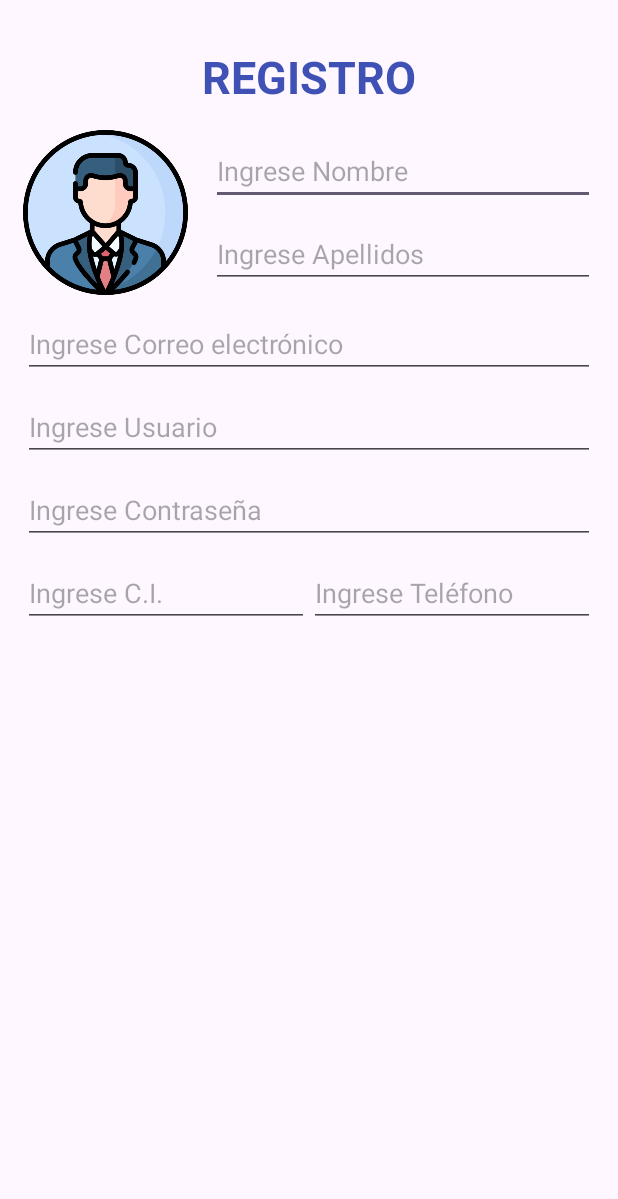
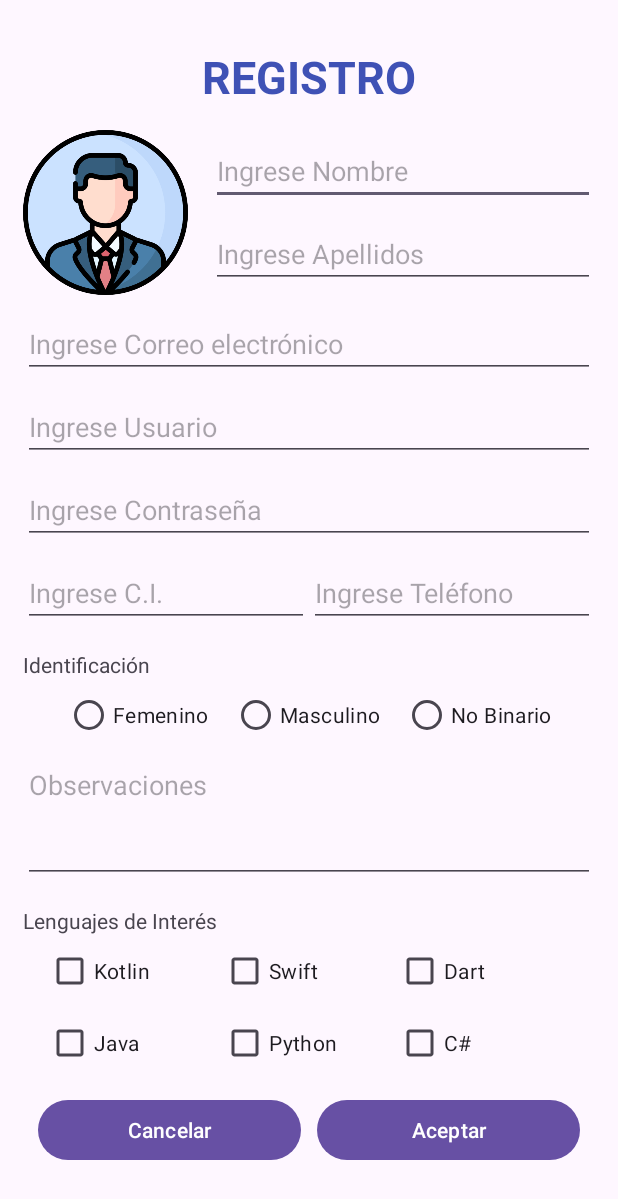
Before and after one commit to lizarragadev/Android-Kotlin-Course-P1, an Android app: the screen it shows after launch (MainActivity), on a phone screen of 412 x 824 dp. Shown: the top 1199 px of the screen. Run offline under Robolectric (Android 15) with nearby library versions, the phone set to English and light mode, and no system bars.

Commit message:
Add UI sample form

```diff
--- a/_04_InterfazUsuarioFormulario/app/src/main/res/layout/activity_main.xml
+++ b/_04_InterfazUsuarioFormulario/app/src/main/res/layout/activity_main.xml
@@ -86,7 +86,108 @@
                 android:hint="@string/telefono"
                 android:inputType="number" />
         </LinearLayout>
-
-
+        <TextView
+            android:layout_width="match_parent"
+            android:layout_height="wrap_content"
+            android:text="@string/identificacion"
+            android:layout_marginTop="15dp"/>
+        <RadioGroup
+            android:layout_width="match_parent"
+            android:layout_height="wrap_content"
+            android:gravity="center_horizontal"
+            android:orientation="horizontal">
+            <RadioButton
+                android:layout_width="wrap_content"
+                android:layout_height="wrap_content"
+                android:text="@string/femenino"/>
+            <RadioButton
+                android:layout_width="wrap_content"
+                android:layout_height="wrap_content"
+                android:text="@string/masculino"
+                android:layout_marginStart="15dp"
+                android:layout_marginEnd="15dp"/>
+            <RadioButton
+                android:layout_width="wrap_content"
+                android:layout_height="wrap_content"
+                android:text="@string/nobinario"/>
+        </RadioGroup>
+        <EditText
+            android:id="@+id/etObs"
+            android:layout_width="match_parent"
+            android:layout_height="wrap_content"
+            android:hint="@string/observaciones"
+            android:lines="3"
+            android:gravity="top"/>
+        <TextView
+            android:layout_width="match_parent"
+            android:layout_height="wrap_content"
+            android:text="@string/intereses"
+            android:layout_marginTop="15dp"/>
+        <LinearLayout
+            android:layout_width="match_parent"
+            android:layout_height="wrap_content"
+            android:orientation="horizontal"
+            android:weightSum="3"
+            android:layout_marginStart="15dp"
+            android:layout_marginEnd="15dp">
+            <CheckBox
+                android:layout_width="0dp"
+                android:layout_height="wrap_content"
+                android:layout_weight="1"
+                android:text="Kotlin"/>
+            <CheckBox
+                android:layout_width="0dp"
+                android:layout_height="wrap_content"
+                android:layout_weight="1"
+                android:text="Swift"/>
+            <CheckBox
+                android:layout_width="0dp"
+                android:layout_height="wrap_content"
+                android:layout_weight="1"
+                android:text="Dart"/>
+        </LinearLayout>
+        <LinearLayout
+            android:layout_width="match_parent"
+            android:layout_height="wrap_content"
+            android:orientation="horizontal"
+            android:weightSum="3"
+            android:layout_marginStart="15dp"
+            android:layout_marginEnd="15dp">
+            <CheckBox
+                android:layout_width="0dp"
+                android:layout_height="wrap_content"
+                android:layout_weight="1"
+                android:text="Java"/>
+            <CheckBox
+                android:layout_width="0dp"
+                android:layout_height="wrap_content"
+                android:layout_weight="1"
+                android:text="Python"/>
+            <CheckBox
+                android:layout_width="0dp"
+                android:layout_height="wrap_content"
+                android:layout_weight="1"
+                android:text="C#"/>
+        </LinearLayout>
+        <LinearLayout
+            android:layout_width="match_parent"
+            android:layout_height="wrap_content"
+            android:orientation="horizontal"
+            android:padding="10dp">
+            <Button
+                android:id="@+id/btnCancelar"
+                android:layout_width="0dp"
+                android:layout_height="wrap_content"
+                android:layout_weight="1"
+                android:text="@string/cancelar"
+                android:layout_marginEnd="5dp"/>
+            <Button
+                android:id="@+id/btnAceptar"
+                android:layout_width="0dp"
+                android:layout_height="wrap_content"
+                android:layout_weight="1"
+                android:text="@string/aceptar"
+                android:layout_marginStart="5dp"/>
+        </LinearLayout>
     </LinearLayout>
 </ScrollView>
--- a/_04_InterfazUsuarioFormulario/app/src/main/res/values/strings.xml
+++ b/_04_InterfazUsuarioFormulario/app/src/main/res/values/strings.xml
@@ -8,4 +8,12 @@
     <string name="password">Ingrese Contraseña</string>
     <string name="carnet">Ingrese C.I.</string>
     <string name="telefono">Ingrese Teléfono</string>
+    <string name="identificacion">Identificación</string>
+    <string name="femenino">Femenino</string>
+    <string name="masculino">Masculino</string>
+    <string name="nobinario">No Binario</string>]
+    <string name="observaciones">Observaciones</string>
+    <string name="intereses">Lenguajes de Interés</string>
+    <string name="cancelar">Cancelar</string>
+    <string name="aceptar">Aceptar</string>
 </resources>
```
